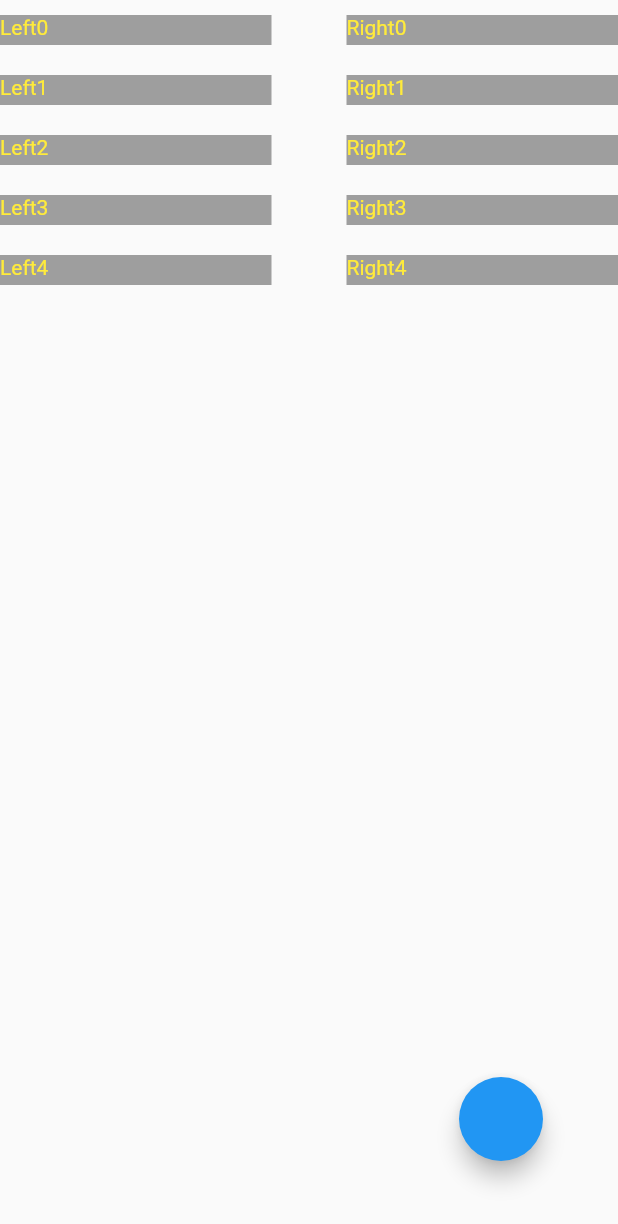
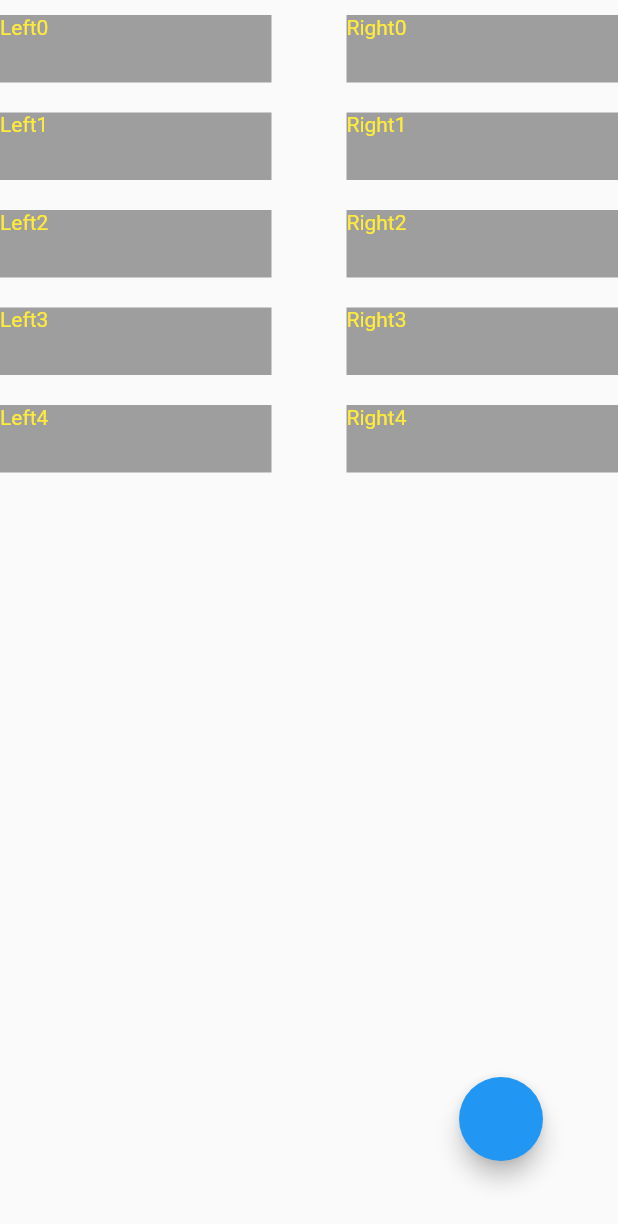
Before and after one commit to nazartsiupryk/flutter-examination-task, a Flutter app: the screen it shows after launch, on a phone screen of 412 x 824 dp. Shown: the top 1224 px of the screen. Run offline on Flutter 3.47's test engine with Material 2 defaults, Android fonts, the phone set to English and light mode, and no system bars.

Commit message:
Update task.dart

```diff
--- a/lib/task.dart
+++ b/lib/task.dart
@@ -37,7 +37,7 @@ class _ExamState extends State<Exam> {
   }
 
   randomMoving() {
-    final allElements = [...firstlist, ...arr2];
+    final allElements = [...firstlist, ...secondlist];
 
     final allRed =
         allElements.where((item) => item['color'] == Colors.red).toList();
@@ -178,7 +178,7 @@ class ListItem extends StatelessWidget {
   Widget build(BuildContext context) {
     return Container(
       width: 100,
-      height: 20,
+      height: 45,
       margin: EdgeInsets.symmetric(vertical: 10),
       decoration: BoxDecoration(color: data['color']),
       child: Text(
```
